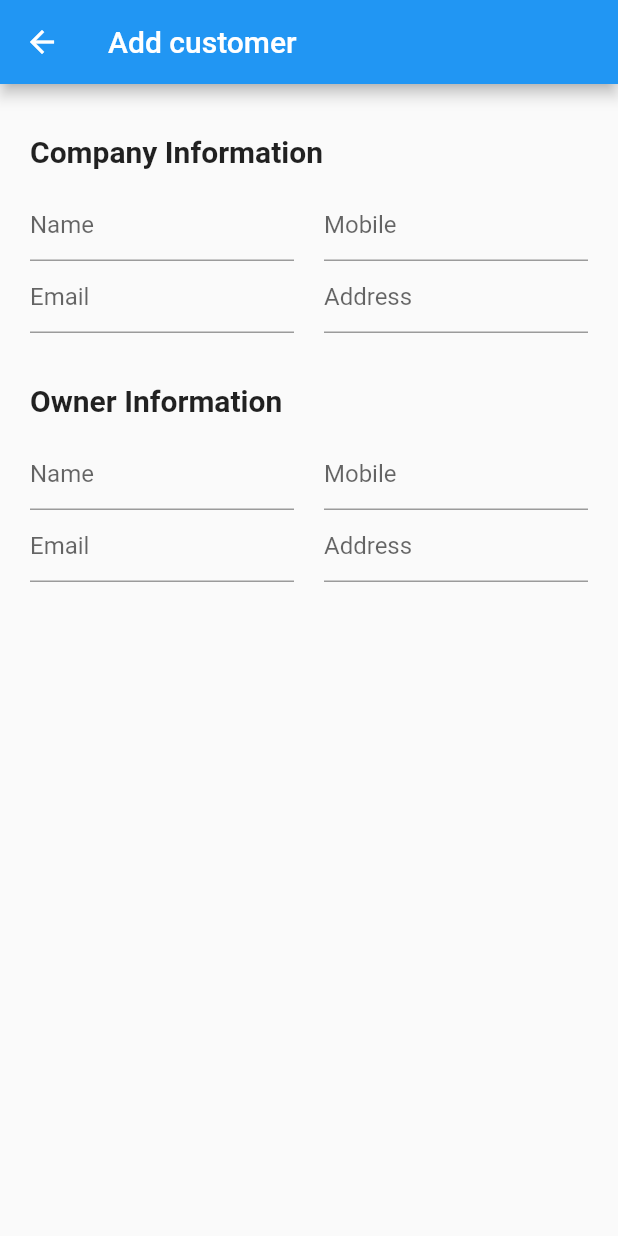
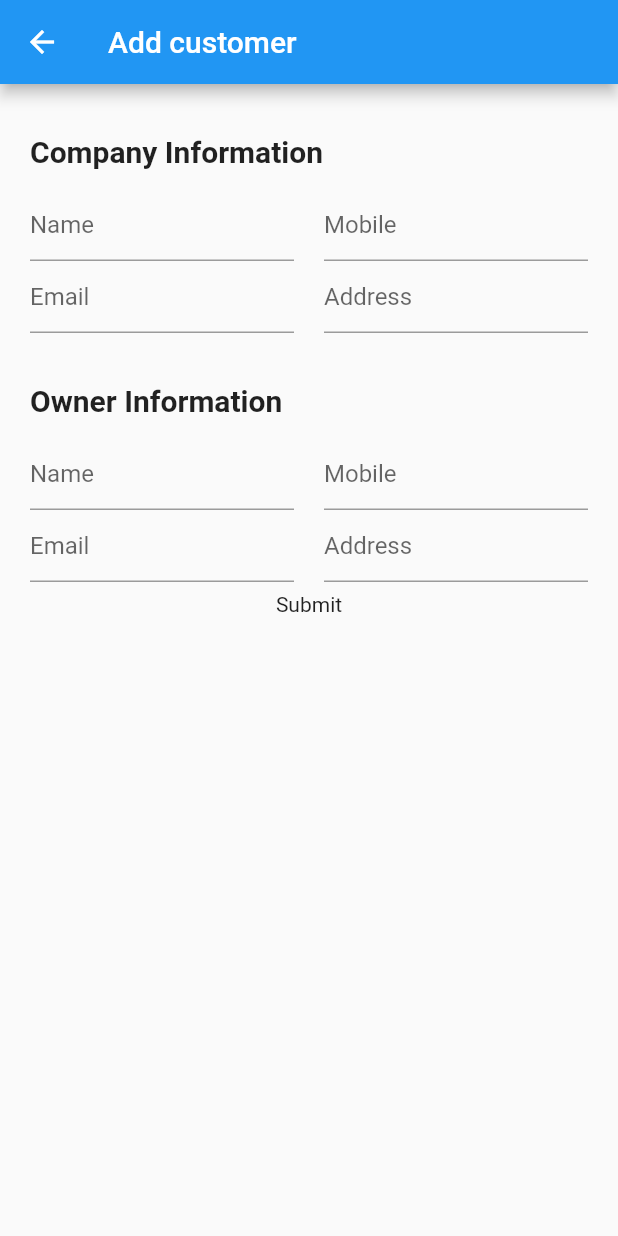
Before and after one commit to ravi84184/Responsive-Admin-Dashboard-master, a Flutter app: the CreateCompanyDialog screen opened directly, on a phone screen of 412 x 824 dp. Run offline on Flutter 3.47's test engine with Material 2 defaults, Android fonts, the phone set to English and light mode, and no system bars; our stand-ins replace dio, fl_chart, flutter_svg, get_it, hive; accounts and stored records are empty; network calls fail.

```diff
--- a/lib/common/widget/app_button.dart
+++ b/lib/common/widget/app_button.dart
@@ -2,17 +2,25 @@ import 'package:flutter/material.dart';
 
 class AppButton extends StatelessWidget {
   final String btnText;
+  final Function onTap;
 
-  const AppButton({Key? key, required this.btnText}) : super(key: key);
+  const AppButton({Key? key, required this.btnText, required this.onTap})
+      : super(key: key);
 
   @override
   Widget build(BuildContext context) {
-    return Container(
-      height: 30,
-      alignment: Alignment.center,
-      child: Text(
-        btnText,
-        textAlign: TextAlign.center,
+    return InkWell(
+      onTap: () {
+        onTap();
+      },
+      child: Container(
+        height: 30,
+        width: double.infinity,
+        alignment: Alignment.center,
+        child: Text(
+          btnText,
+          textAlign: TextAlign.center,
+        ),
       ),
     );
   }
--- a/lib/screens/company_page/create_company_dialog/create_company_dialog.dart
+++ b/lib/screens/company_page/create_company_dialog/create_company_dialog.dart
@@ -1,4 +1,5 @@
 import 'package:flutter/material.dart';
+import 'package:responsive_admin_dashboard/common/widget/app_button.dart';
 
 class CreateCompanyDialog extends StatefulWidget {
   const CreateCompanyDialog({Key? key}) : super(key: key);
@@ -118,7 +119,12 @@ class _CreateCompanyDialogState extends State<CreateCompanyDialog> {
                   )),
                 ],
               ),
+              AppButton(
+                onTap: (){
 
+                },
+                btnText: "Submit",
+              )
             ],
           ),
         ),
@@ -130,6 +136,12 @@ class _CreateCompanyDialogState extends State<CreateCompanyDialog> {
       {required String hint, TextEditingController? controller}) {
     return TextFormField(
       controller: controller,
+      validator: (value) {
+        if (value == null || value.isEmpty) {
+          return 'Please enter some text';
+        }
+        return null;
+      },
       decoration: InputDecoration(
         hintText: hint,
       ),
```
